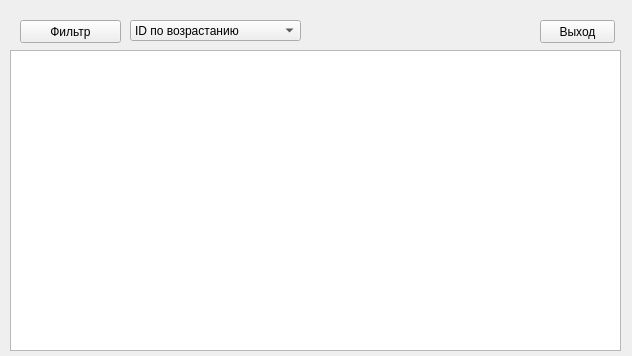
keregan/Active_staff_motivation_qt, file untitled_task_old.ui: the form before one commit.
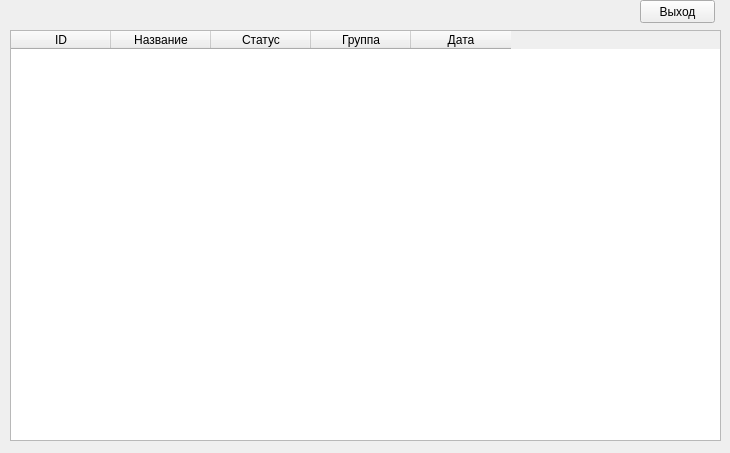
The form after the commit.

Patch:
```diff
--- a/untitled_task_old.ui
+++ b/untitled_task_old.ui
@@ -6,101 +6,30 @@
    <rect>
     <x>0</x>
     <y>0</y>
-    <width>632</width>
-    <height>356</height>
+    <width>730</width>
+    <height>453</height>
    </rect>
   </property>
+  <property name="minimumSize">
+   <size>
+    <width>730</width>
+    <height>453</height>
+   </size>
+  </property>
+  <property name="maximumSize">
+   <size>
+    <width>730</width>
+    <height>453</height>
+   </size>
+  </property>
   <property name="windowTitle">
    <string>Выполненые задачи</string>
   </property>
-  <widget class="QListWidget" name="tasks_list">
-   <property name="geometry">
-    <rect>
-     <x>10</x>
-     <y>50</y>
-     <width>611</width>
-     <height>301</height>
-    </rect>
-   </property>
-  </widget>
-  <widget class="QComboBox" name="filter">
-   <property name="geometry">
-    <rect>
-     <x>130</x>
-     <y>20</y>
-     <width>171</width>
-     <height>21</height>
-    </rect>
-   </property>
-   <item>
-    <property name="text">
-     <string>ID по возрастанию</string>
-    </property>
-   </item>
-   <item>
-    <property name="text">
-     <string>ID по убыванию</string>
-    </property>
-   </item>
-   <item>
-    <property name="text">
-     <string>Название по возрастанию</string>
-    </property>
-   </item>
-   <item>
-    <property name="text">
-     <string>Название по убыванию</string>
-    </property>
-   </item>
-   <item>
-    <property name="text">
-     <string>Статус по возрастанию</string>
-    </property>
-   </item>
-   <item>
-    <property name="text">
-     <string>Статус по убыванию</string>
-    </property>
-   </item>
-   <item>
-    <property name="text">
-     <string>Группа по возрастанию</string>
-    </property>
-   </item>
-   <item>
-    <property name="text">
-     <string>Группа по убыванию</string>
-    </property>
-   </item>
-   <item>
-    <property name="text">
-     <string>Дата по возрастанию</string>
-    </property>
-   </item>
-   <item>
-    <property name="text">
-     <string>Дата по убыванию</string>
-    </property>
-   </item>
-  </widget>
-  <widget class="QPushButton" name="filter_button">
-   <property name="geometry">
-    <rect>
-     <x>20</x>
-     <y>20</y>
-     <width>101</width>
-     <height>23</height>
-    </rect>
-   </property>
-   <property name="text">
-    <string>Фильтр</string>
-   </property>
-  </widget>
   <widget class="QPushButton" name="task_old_close">
    <property name="geometry">
     <rect>
-     <x>540</x>
-     <y>20</y>
+     <x>640</x>
+     <y>0</y>
      <width>75</width>
      <height>23</height>
     </rect>
@@ -109,6 +38,65 @@
     <string>Выход</string>
    </property>
   </widget>
+  <widget class="QTableWidget" name="tableWidgetf">
+   <property name="geometry">
+    <rect>
+     <x>10</x>
+     <y>30</y>
+     <width>711</width>
+     <height>411</height>
+    </rect>
+   </property>
+   <property name="minimumSize">
+    <size>
+     <width>0</width>
+     <height>0</height>
+    </size>
+   </property>
+   <property name="maximumSize">
+    <size>
+     <width>9999</width>
+     <height>9999</height>
+    </size>
+   </property>
+   <property name="editTriggers">
+    <set>QAbstractItemView::NoEditTriggers</set>
+   </property>
+   <property name="selectionBehavior">
+    <enum>QAbstractItemView::SelectRows</enum>
+   </property>
+   <property name="sortingEnabled">
+    <bool>true</bool>
+   </property>
+   <column>
+    <property name="text">
+     <string>ID</string>
+    </property>
+    <property name="textAlignment">
+     <set>AlignCenter</set>
+    </property>
+   </column>
+   <column>
+    <property name="text">
+     <string>Название</string>
+    </property>
+   </column>
+   <column>
+    <property name="text">
+     <string>Статус</string>
+    </property>
+   </column>
+   <column>
+    <property name="text">
+     <string>Группа</string>
+    </property>
+   </column>
+   <column>
+    <property name="text">
+     <string>Дата</string>
+    </property>
+   </column>
+  </widget>
  </widget>
  <resources/>
  <connections/>
```
